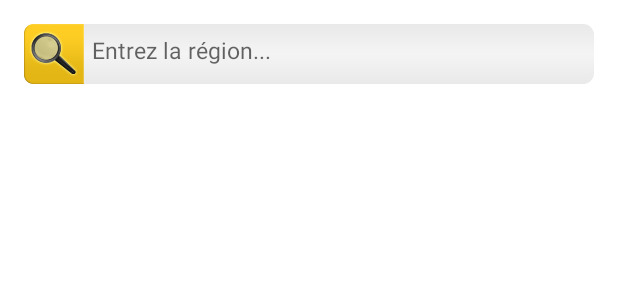
After one commit to mdamri/lari3_2Radio, an Android app: the layout activty3.xml on its own in the app's theme, with its tools: preview values and no code run, on a phone screen of 412 x 824 dp. The commit adds this screen. Shown: the top 300 px of the screen. Run offline under Robolectric (Android 15) with nearby library versions, the phone set to English and light mode, and no system bars.

Commit message:
lapplication ne fonctionne pas avec l' instruction ancient de background
alors je l'ai modifie par #ffffff . ahmed

```diff
--- a/app/src/main/java/com/app/ppt/yousoft/radiotn/MainActivity.java
+++ b/app/src/main/java/com/app/ppt/yousoft/radiotn/MainActivity.java
@@ -1,6 +1,7 @@
 package com.app.ppt.yousoft.radiotn;
 /// premiere version
 ///checked by jassem ben ali
+
 import android.content.Context;
 import android.content.DialogInterface;
 import android.net.ConnectivityManager;
--- /dev/null
+++ b/app/src/main/res/drawable/search_bar.xml
@@ -0,0 +1,11 @@
+<?xml version="1.0" encoding="utf-8"?>
+<shape android:shape="rectangle"
+  xmlns:android="http://schemas.android.com/apk/res/android">
+    <gradient
+        android:startColor="#ffe9e9e9"
+        android:endColor="#ffe9e9e9"
+        android:centerColor="#fff4f4f4"
+        android:angle="270.0" />
+	<corners android:bottomRightRadius="7dp" android:bottomLeftRadius="7dp"
+     android:topLeftRadius="7dp" android:topRightRadius="7dp"/>
+</shape>
--- /dev/null
+++ b/app/src/main/res/layout/activty3.xml
@@ -0,0 +1,39 @@
+<?xml version="1.0" encoding="utf-8"?>
+<RelativeLayout xmlns:android="http://schemas.android.com/apk/res/android"
+    xmlns:tools="http://schemas.android.com/tools" android:layout_width="match_parent"
+    android:layout_height="match_parent" android:paddingLeft="@dimen/activity_horizontal_margin"
+    android:paddingRight="@dimen/activity_horizontal_margin"
+    android:paddingTop="@dimen/activity_vertical_margin"
+    android:paddingBottom="@dimen/activity_vertical_margin" tools:context=".MainActivity"
+    android:background="#ffffff">
+
+    <EditText
+        android:layout_width="fill_parent"
+        android:layout_height="40dp"
+        android:paddingTop="12dp"
+        android:paddingBottom="12dp"
+        android:paddingRight="12dp"
+        android:background="@drawable/search_bar"
+        android:hint="Entrez la région... "
+        android:paddingLeft="45.0dip"
+        android:singleLine="true"
+        android:textSize="15.0sp"
+        android:id="@+id/text_search"
+        android:layout_alignBottom="@+id/button_search" />
+
+    <Button
+        android:layout_width="40dp"
+        android:layout_height="40dp"
+        android:layout_marginLeft="0.0dip"
+        android:background="@drawable/zoomicon"
+        android:id="@+id/button_search" />
+
+    <ListView
+        android:layout_width="wrap_content"
+        android:layout_height="wrap_content"
+        android:id="@+id/android:list"
+        android:layout_centerHorizontal="true"
+        android:layout_below="@+id/text_search" />
+
+
+</RelativeLayout>
```
Also changed, not shown: app/src/main/res/drawable/call.png (added), app/src/main/res/drawable/icone.png (added), app/src/main/res/drawable/map.png (added), app/src/main/res/drawable/play.png (added), app/src/main/res/drawable/play_icon.png (added), app/src/main/res/drawable/ready.png (added), app/src/main/res/drawable/splash1.png (added), app/src/main/res/drawable/stop.png (added), app/src/main/res/drawable/stop_icon.png (added), app/src/main/res/drawable/zoomicon.png (added).
